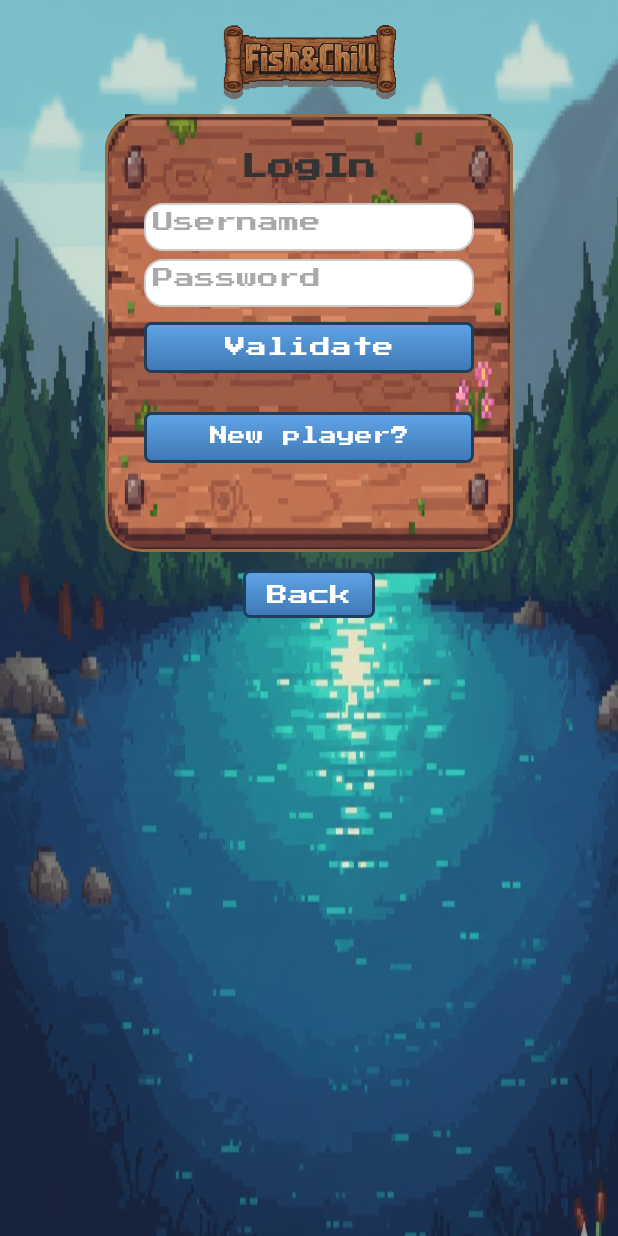
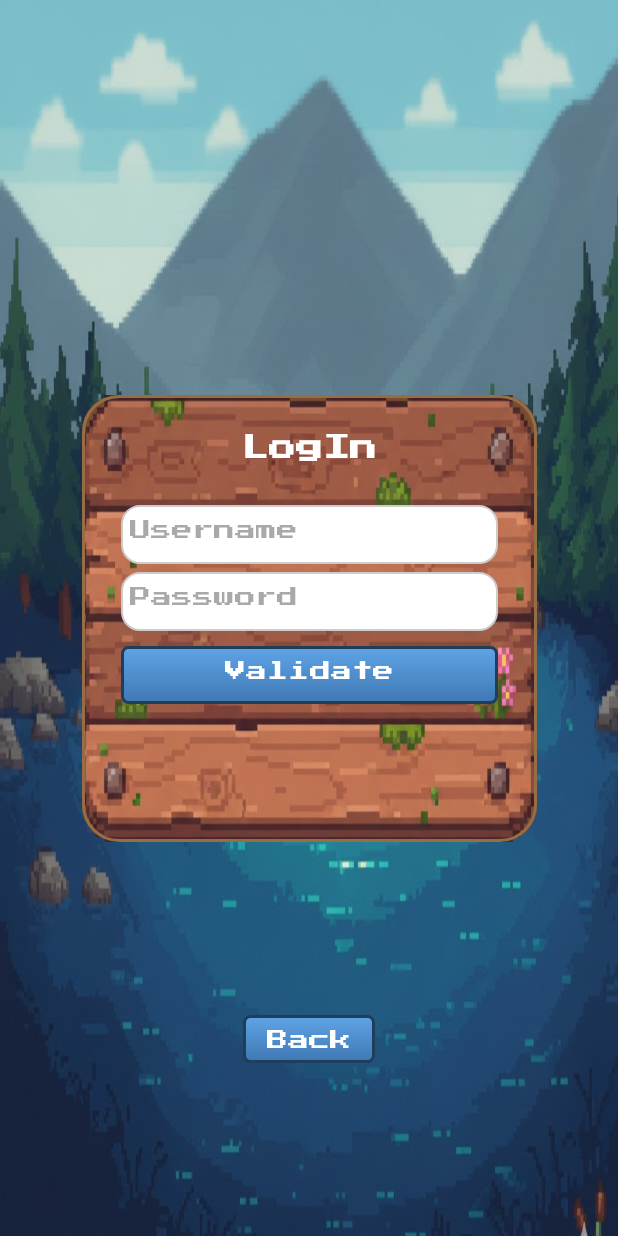
Before and after one commit to Judiiiit/DSA_FishandChill_Frontend, an Android app: the LogInActivity screen opened directly, with no data from a screen before it, on a phone screen of 412 x 824 dp. Run offline under Robolectric (Android 15) with nearby library versions, the phone set to English and light mode, and no system bars.

```diff
--- a/app/build.gradle.kts
+++ b/app/build.gradle.kts
@@ -51,4 +51,7 @@ dependencies {
     implementation("androidx.lifecycle:lifecycle-viewmodel-ktx:2.8.0")
     implementation("androidx.lifecycle:lifecycle-livedata-ktx:2.8.0") // opcional pero útil
     implementation("org.jetbrains.kotlinx:kotlinx-coroutines-android:1.8.1")
+    implementation("com.github.bumptech.glide:glide:4.16.0")
+    annotationProcessor("com.github.bumptech.glide:compiler:4.16.0")
+
 }
--- a/app/src/main/java/com/example/android_proyecto/Activities/LogInActivity.java
+++ b/app/src/main/java/com/example/android_proyecto/Activities/LogInActivity.java
@@ -41,14 +41,15 @@ public class LogInActivity extends AppCompatActivity {
         etUser = findViewById(R.id.etUser);
         etPass = findViewById(R.id.etPass);
         btnLogin = findViewById(R.id.btnLogin);
-        btnCreateAccount = findViewById(R.id.btnCreateAccount);
         progress = findViewById(R.id.progressLogin);
         tvMsg = findViewById(R.id.tvMsgLogin);
         btnBack = findViewById(R.id.btnBack);
 
+
+
         api = RetrofitClient.getApiService();
+        session = new SessionManager(this);
 
-        session = new SessionManager(this);
         String existingToken = session.getToken();
         if (existingToken != null) {
             startActivity(new Intent(LogInActivity.this, MenuActivity.class));
@@ -57,9 +58,6 @@ public class LogInActivity extends AppCompatActivity {
         }
 
         btnLogin.setOnClickListener(v -> doLogin());
-
-        btnCreateAccount.setOnClickListener(v ->
-                startActivity(new Intent(LogInActivity.this, RegisterActivity.class)));
 
         btnBack.setOnClickListener(v -> {
             Intent intent = new Intent(LogInActivity.this, MainActivity.class);
--- a/app/src/main/java/com/example/android_proyecto/RetrofitClient.java
+++ b/app/src/main/java/com/example/android_proyecto/RetrofitClient.java
@@ -13,7 +13,8 @@ public class RetrofitClient {
 
     private static Retrofit retrofit;
 
-    private static final String BASE_URL = "https://dsa1.upc.edu/api/";
+    public static final String SERVER_URL = "https://dsa1.upc.edu";
+    private static final String BASE_URL = SERVER_URL + "/api/";
     //private static final String BASE_URL = "http://10.0.2.2:8080/api/";
 
     public static Retrofit getRetrofit() {
--- a/app/src/main/java/com/example/android_proyecto/Services/SessionManager.java
+++ b/app/src/main/java/com/example/android_proyecto/Services/SessionManager.java
@@ -9,7 +9,6 @@ public class SessionManager {
 
     private static final String PREF_NAME = "session_prefs";
     private static final String KEY_TOKEN = "token";
-    private static final String KEY_OWNED_RODS = "owned_rods";
 
     private static final String KEY_EMAIL = "email";
     private static final String KEY_OWNED_RODS_PREFIX = "owned_rods_";
--- a/app/src/main/res/layout/activity_login.xml
+++ b/app/src/main/res/layout/activity_login.xml
@@ -1,85 +1,79 @@
 <?xml version="1.0" encoding="utf-8"?>
-<ScrollView xmlns:android="http://schemas.android.com/apk/res/android"
-    xmlns:app="http://schemas.android.com/apk/res-auto"  android:layout_width="match_parent"
+<androidx.constraintlayout.widget.ConstraintLayout xmlns:android="http://schemas.android.com/apk/res/android"
+    xmlns:app="http://schemas.android.com/apk/res-auto"
+    xmlns:tools="http://schemas.android.com/tools"
+    android:layout_width="match_parent"
     android:layout_height="match_parent"
-    android:background="@drawable/fondologin">
+    android:background="@drawable/fondologin"
+    android:backgroundTintMode="src_in">
+
+    <FrameLayout
+        android:id="@+id/frameLayout3"
+        android:layout_width="303dp"
+        android:layout_height="298dp"
+        android:background="@drawable/bg_login_card"
+        app:layout_constraintBottom_toBottomOf="parent"
+        app:layout_constraintEnd_toEndOf="parent"
+        app:layout_constraintStart_toStartOf="parent"
+        app:layout_constraintTop_toTopOf="parent">
 
         <LinearLayout
             android:layout_width="match_parent"
-        android:layout_height="wrap_content"
-        android:orientation="vertical"
-        android:paddingTop="8dp"    android:paddingBottom="8dp"  android:paddingStart="40dp"
-        android:paddingEnd="40dp"
-        android:gravity="center">
-
-        <ImageView
-            android:id="@+id/ivLogo"
-            android:layout_width="120dp"
-            android:layout_height="50dp"
-            android:layout_marginTop="8dp"    android:layout_marginBottom="8dp"
-            android:contentDescription="@string/app_name"
-            android:scaleType="fitCenter"
-            android:src="@drawable/mainlogo" />
-
-        <FrameLayout
-            android:layout_width="272dp"
-            android:layout_height="292dp"
-            android:layout_marginTop="2dp"
-            android:layout_marginBottom="12dp"
-            android:background="@drawable/bg_login_card">
-
-            <LinearLayout
-                android:layout_width="match_parent"
-                android:layout_height="wrap_content"
+            android:layout_height="match_parent"
             android:background="@android:color/transparent"
             android:orientation="vertical"
-                android:padding="10dp">
+            android:padding="10dp"
+            android:weightSum="6">
 
             <TextView
                 android:layout_width="wrap_content"
                 android:layout_height="wrap_content"
                 android:layout_gravity="center_horizontal"
+                android:layout_weight="1"
                 android:fontFamily="@font/pixel_font"
                 android:paddingBottom="8dp"
                 android:text="LogIn"
-                    android:textColor="#333333"
+                android:textColor="#FFFFFF"
                 android:textSize="18sp"
                 android:textStyle="bold" />
 
             <EditText
                 android:id="@+id/etUser"
                 android:layout_width="match_parent"
-                    android:layout_height="32dp"
+                android:layout_height="25dp"
                 android:background="@drawable/edittext_rounded"
                 android:fontFamily="@font/pixel_font"
                 android:hint="Username"
                 android:inputType="textPersonName"
                 android:padding="6dp"
-                    android:textSize="14sp" />
+                android:textSize="14sp"
+                android:layout_weight="1"/>
 
             <EditText
                 android:id="@+id/etPass"
                 android:layout_width="match_parent"
-                    android:layout_height="32dp"
+                android:layout_height="25dp"
                 android:layout_marginTop="5dp"
                 android:background="@drawable/edittext_rounded"
                 android:fontFamily="@font/pixel_font"
                 android:hint="Password"
                 android:inputType="textPassword"
                 android:padding="6dp"
-                    android:textSize="14sp" />
+                android:textSize="14sp"
+                android:layout_weight="1"/>
 
             <Button
                 android:id="@+id/btnLogin"
                 android:layout_width="match_parent"
-                    android:layout_height="34dp"
+                android:layout_height="10dp"
                 android:layout_marginTop="10dp"
                 android:background="@drawable/pixel_button_bg"
                 android:fontFamily="@font/pixel_font"
                 android:text="Validate"
                 android:textAllCaps="false"
                 android:textSize="14sp"
-                    app:backgroundTint="@null" />
+                app:backgroundTint="@null"
+                android:layout_weight="2"/>
 
             <ProgressBar
                 android:id="@+id/progressLogin"
@@ -93,23 +87,14 @@
             <TextView
                 android:id="@+id/tvMsgLogin"
                 android:layout_width="match_parent"
-                    android:layout_height="wrap_content"
+                android:layout_height="51dp"
                 android:fontFamily="@font/pixel_font"
                 android:paddingTop="3dp"
                 android:textColor="@android:color/white"
-                    android:textSize="12sp" />
+                android:textSize="12sp"
+                android:layout_weight="1"/>
 
-                <Button
-                    android:id="@+id/btnCreateAccount"
-                    android:layout_width="match_parent"
-                    android:layout_height="34dp"
-                    android:layout_marginTop="6dp"
-                    android:background="@drawable/pixel_button_bg"
-                    android:fontFamily="@font/pixel_font"
-                    android:text="New player?"
-                    android:textAllCaps="false"
-                    android:textSize="12sp"
-                    app:backgroundTint="@null" />
+
         </LinearLayout>
 
     </FrameLayout>
@@ -125,7 +110,10 @@
         android:text="Back"
         android:textAllCaps="false"
         android:textSize="14sp"
-            app:backgroundTint="@null" />
+        app:backgroundTint="@null"
+        app:layout_constraintBottom_toBottomOf="parent"
+        app:layout_constraintEnd_toEndOf="parent"
+        app:layout_constraintStart_toStartOf="parent"
+        app:layout_constraintTop_toBottomOf="@+id/frameLayout3" />
 
-    </LinearLayout>
-</ScrollView>
+</androidx.constraintlayout.widget.ConstraintLayout>
```
Also changed, not shown: app/src/main/java/com/example/android_proyecto/Adapters/FaqAdapter.java (+15 -0 lines), app/src/main/java/com/example/android_proyecto/Adapters/RodsAdapter.java (+17 -2 lines), app/src/main/java/com/example/android_proyecto/Models/FishingRod.java (+10 -0 lines), app/src/main/res/drawable/bg_rod_card_2.xml (added, +17 -0 lines), app/src/main/res/layout/activity_faq.xml (+6 -6 lines), app/src/main/res/layout/activity_main.xml (+39 -31 lines), app/src/main/res/layout/activity_menu.xml (+26 -21 lines), app/src/main/res/layout/activity_register.xml (+33 -40 lines), app/src/main/res/layout/item_faq.xml (+42 -12 lines), app/src/main/res/layout/item_rod.xml (+50 -28 lines). Lines whose indentation alone changed are shown as unchanged.
